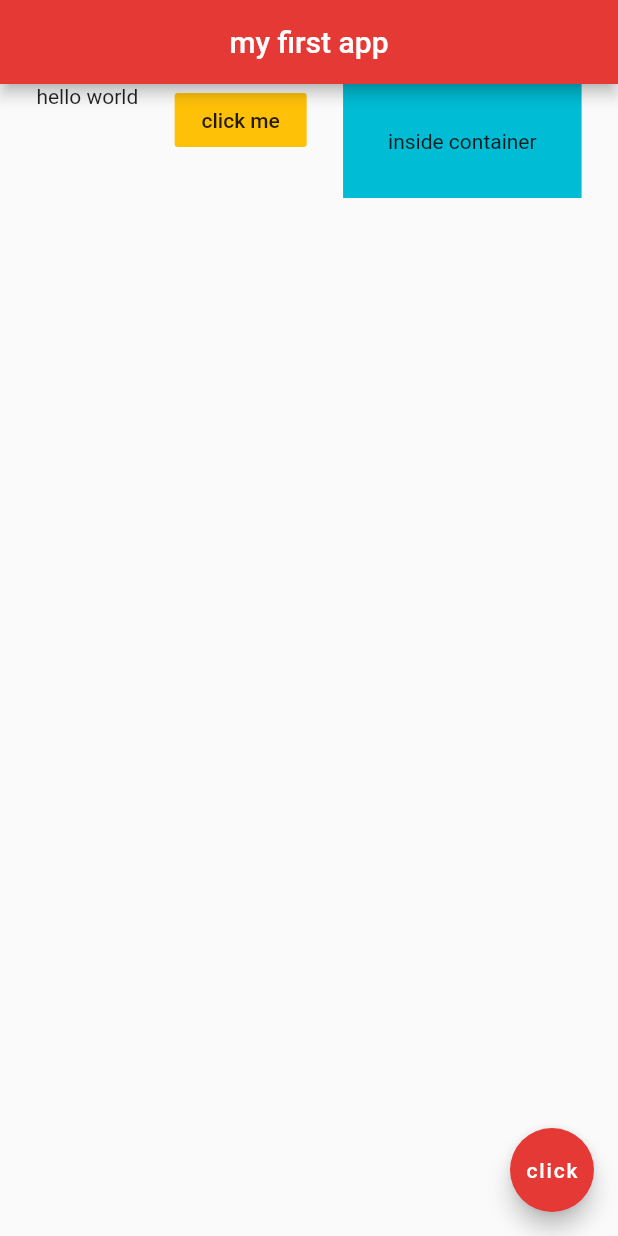
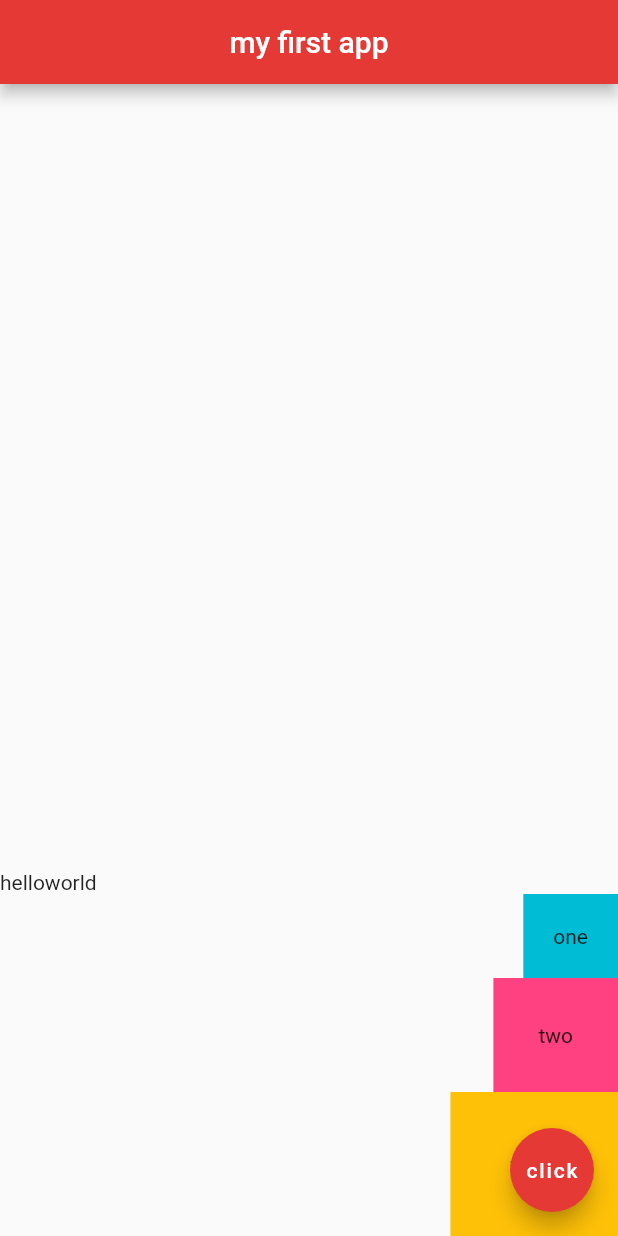
Before and after one commit to DorotaPawlowska/kursy-netNinja, a Flutter app: the screen it shows after launch, on a phone screen of 412 x 824 dp. Run offline on Flutter 3.47's test engine with Material 2 defaults, Android fonts, the light colour scheme and no system bars.

Commit message:
Flutter Tutorial for Beginners #12 - Columns
Changes to be committed:
	modified:   FlutterTutorialForBeginners/myapp/lib/main.dart

```diff
--- a/FlutterTutorialForBeginners/myapp/lib/main.dart
+++ b/FlutterTutorialForBeginners/myapp/lib/main.dart
@@ -14,21 +14,31 @@
         centerTitle: true,
         backgroundColor: Colors.red[600],
       ),
-      body: Row(
-        mainAxisAlignment: MainAxisAlignment.spaceEvenly,
-        crossAxisAlignment: CrossAxisAlignment.start,
+      body: Column(
+        mainAxisAlignment: MainAxisAlignment.end,
+        crossAxisAlignment: CrossAxisAlignment.end,
         children: <Widget>[
-          Text('hello world'),
-          FlatButton(
-            onPressed: (){},
-            color: Colors.amber,
-            child: Text('click me'),
+          Row(
+            children: <Widget>[
+              Text('hello'),
+              Text('world')
+            ],
           ),
           Container(
+            padding: EdgeInsets.all(20.0),
             color: Colors.cyan,
+            child: Text('one')
+          ),
+          Container(
             padding: EdgeInsets.all(30.0),
-            child: Text('inside container'),
-          )
+            color: Colors.pinkAccent,
+            child: Text('two')
+          ),
+          Container(
+            padding: EdgeInsets.all(40.0),
+            color: Colors.amber,
+            child: Text('three')
+          ),
         ],
       ),
       floatingActionButton: FloatingActionButton(
```
